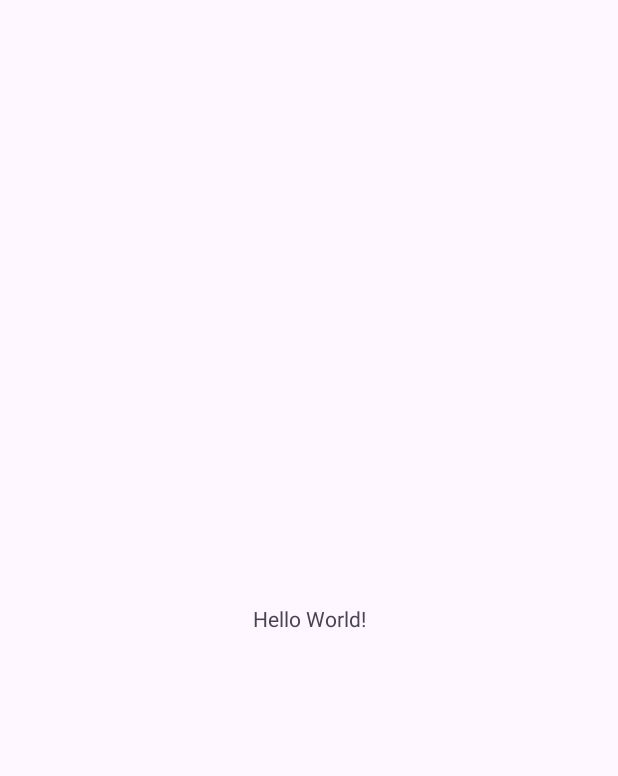
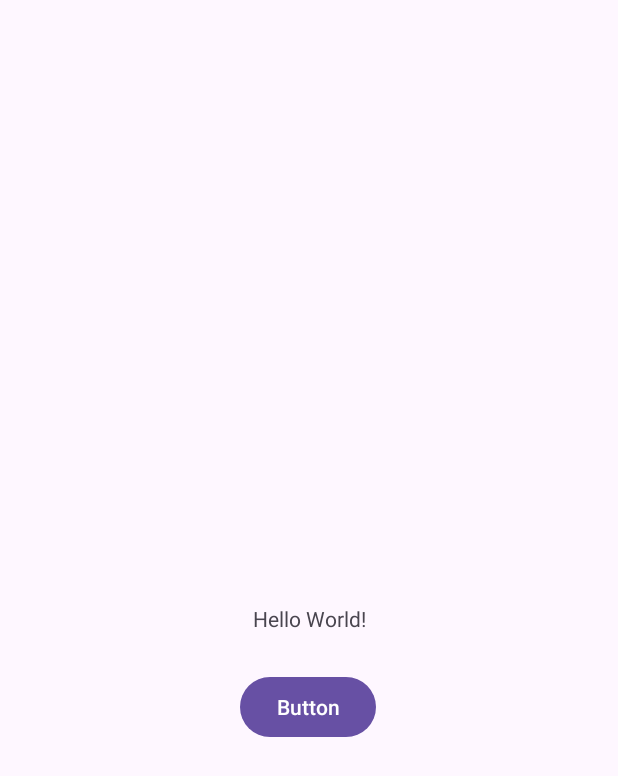
Before and after one commit to tus-source/meflwfmmkmds123, an Android app: the screen it shows after launch (MainActivity), on a phone screen of 412 x 824 dp. Before the commit the part shown is almost empty. Shown: the top 776 px of the screen. Run offline under Robolectric (Android 15) with nearby library versions, the phone set to English and light mode, and no system bars.

Commit message:
added button

```diff
--- a/app/src/main/res/layout/activity_main.xml
+++ b/app/src/main/res/layout/activity_main.xml
@@ -8,6 +8,7 @@
     tools:context=".MainActivity">
 
     <TextView
+        android:id="@+id/textView"
         android:layout_width="wrap_content"
         android:layout_height="wrap_content"
         android:text="Hello World!"
@@ -16,4 +17,16 @@
         app:layout_constraintStart_toStartOf="parent"
         app:layout_constraintTop_toTopOf="parent" />
 
+    <Button
+        android:id="@+id/button"
+        android:layout_width="wrap_content"
+        android:layout_height="wrap_content"
+        android:text="Button"
+        app:layout_constraintBottom_toBottomOf="parent"
+        app:layout_constraintEnd_toEndOf="parent"
+        app:layout_constraintHorizontal_bias="0.498"
+        app:layout_constraintStart_toStartOf="parent"
+        app:layout_constraintTop_toBottomOf="@+id/textView"
+        app:layout_constraintVertical_bias="0.071" />
+
 </androidx.constraintlayout.widget.ConstraintLayout>
```
